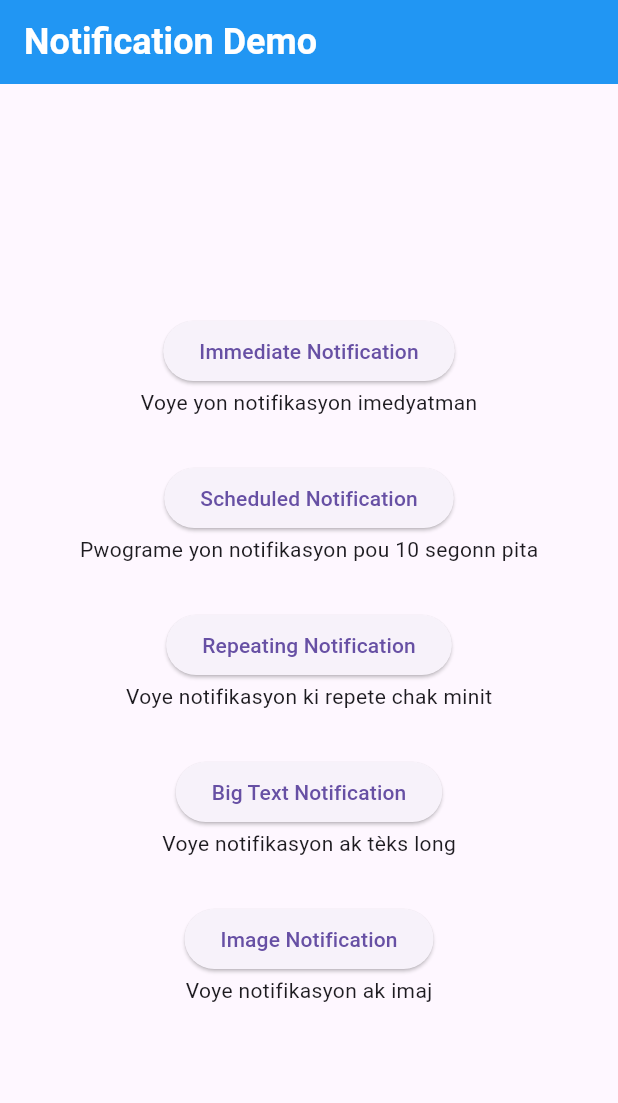
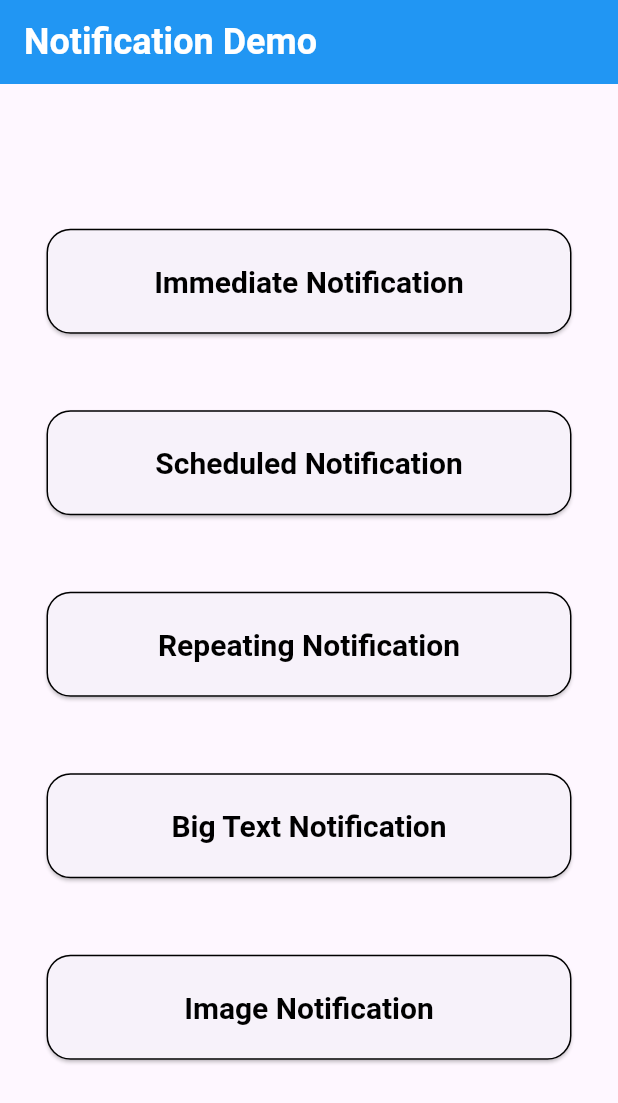
Before and after one commit to whaugutin/notification, a Flutter app: the screen it shows after launch, on a phone screen of 412 x 824 dp. Shown: the top 1103 px of the screen. Run offline on Flutter 3.47's test engine with Material 3 defaults, Android fonts, the light colour scheme and no system bars; our stand-ins replace flutter_local_notifications, timezone.

Commit message:
Adding my style

```diff
--- a/lib/main.dart
+++ b/lib/main.dart
@@ -53,33 +53,88 @@ class _MyHomePageState extends State<MyHomePage> {
           children: [
             ElevatedButton(
               onPressed: showImmediateNotification,
+              style: ElevatedButton.styleFrom(
+                minimumSize: const Size(350, 70),
+                // backgroundColor: Colors.blue[700],
+                foregroundColor: Colors.black,
+                side: const BorderSide(color: Colors.black, width: 1.0),
+                shape: RoundedRectangleBorder(
+                  borderRadius: BorderRadius.circular(16),
+                ),
+                padding: const EdgeInsets.symmetric(vertical: 16, horizontal: 32),
+                textStyle: const TextStyle(fontSize: 20, fontWeight: FontWeight.bold),
+              ),
               child: Text("Immediate Notification"),
             ),
-            Text("Voye yon notifikasyon imedyatman"),
+            Text(""),
             SizedBox(height: 30.0,),
             ElevatedButton(
                 onPressed: scheduleNotification,
+                style: ElevatedButton.styleFrom(
+                  minimumSize: const Size(350, 70),
+                  // backgroundColor: Colors.blue[700],
+                  foregroundColor: Colors.black,
+                  side: const BorderSide(color: Colors.black, width: 1.0),
+                  shape: RoundedRectangleBorder(
+                    borderRadius: BorderRadius.circular(16),
+                  ),
+                  padding: const EdgeInsets.symmetric(vertical: 16, horizontal: 32),
+                  textStyle: const TextStyle(fontSize: 20, fontWeight: FontWeight.bold),
+                ),
                 child: Text("Scheduled Notification")
             ),
-            Text("Pwograme yon notifikasyon pou 10 segonn pita"),
+            Text(""),
             SizedBox(height: 30.0,),
             ElevatedButton(
                 onPressed: repeatNotification,
+                style: ElevatedButton.styleFrom(
+                  minimumSize: const Size(350, 70),
+                  // backgroundColor: Colors.blue[700],
+                  foregroundColor: Colors.black,
+                  side: const BorderSide(color: Colors.black, width: 1.0),
+                  shape: RoundedRectangleBorder(
+                    borderRadius: BorderRadius.circular(16),
+                  ),
+                  padding: const EdgeInsets.symmetric(vertical: 16, horizontal: 32),
+                  textStyle: const TextStyle(fontSize: 20, fontWeight: FontWeight.bold),
+                ),
                 child: Text("Repeating Notification")
             ),
-            Text("Voye notifikasyon ki repete chak minit"),
+            Text(""),
             SizedBox(height: 30.0,),
             ElevatedButton(
                 onPressed: bigTextNotification,
+                style: ElevatedButton.styleFrom(
+                  minimumSize: const Size(350, 70),
+                  // backgroundColor: Colors.blue[700],
+                  foregroundColor: Colors.black,
+                  side: const BorderSide(color: Colors.black, width: 1.0),
+                  shape: RoundedRectangleBorder(
+                    borderRadius: BorderRadius.circular(16),
+                  ),
+                  padding: const EdgeInsets.symmetric(vertical: 16, horizontal: 32),
+                  textStyle: const TextStyle(fontSize: 20, fontWeight: FontWeight.bold),
+                ),
                 child: Text("Big Text Notification")
             ),
-            Text("Voye notifikasyon ak tèks long"),
+            Text(""),
             SizedBox(height: 30.0,),
             ElevatedButton(
                 onPressed: imageNotification,
+                style: ElevatedButton.styleFrom(
+                  minimumSize: const Size(350, 70),
+                  // backgroundColor: Colors.blue[700],
+                  foregroundColor: Colors.black,
+                  side: const BorderSide(color: Colors.black, width: 1.0),
+                  shape: RoundedRectangleBorder(
+                    borderRadius: BorderRadius.circular(16),
+                  ),
+                  padding: const EdgeInsets.symmetric(vertical: 16, horizontal: 32),
+                  textStyle: const TextStyle(fontSize: 20, fontWeight: FontWeight.bold),
+                ),
                 child: Text("Image Notification")
             ),
-            Text("Voye notifikasyon ak imaj"),
+            Text(""),
           ],
         ),
       ),
```
